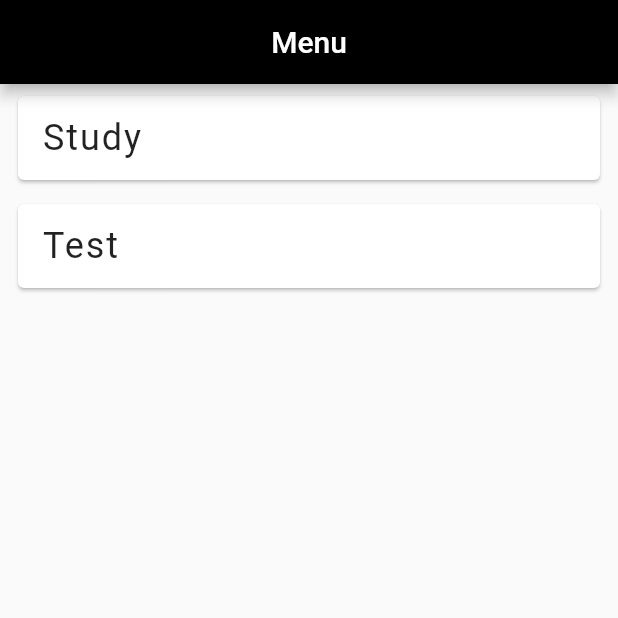
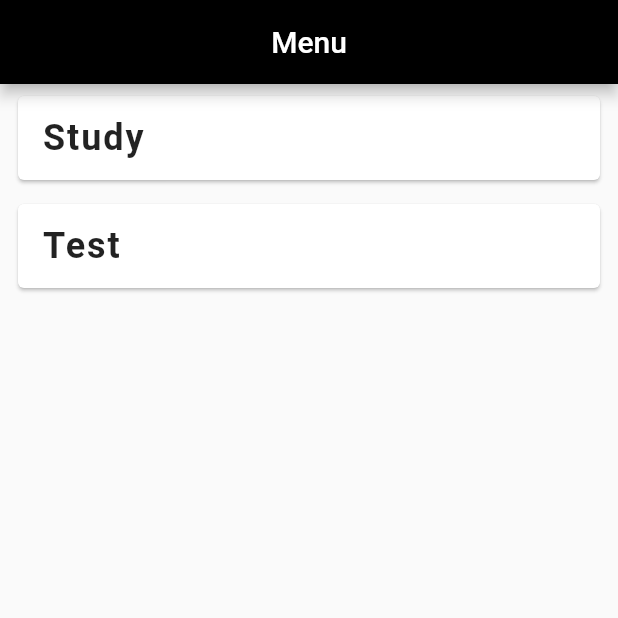
Before and after one commit to swornimbarahi/amino_cards, a Flutter app: the screen it shows after launch, on a phone screen of 412 x 824 dp, the top half of it. Run offline on Flutter 3.47's test engine with Material 2 defaults, Android fonts, the phone set to English and light mode, and no system bars; our stand-ins replace flutter_spinkit; Roboto replaces fonts that are missing (Montserrat-Medium).

Commit message:
Added fonts and added text theme to aoo

```diff
--- a/lib/main.dart
+++ b/lib/main.dart
@@ -2,12 +2,24 @@ import 'package:amino_cards/pages/loading.dart';
 import 'package:flutter/material.dart';
 import 'package:amino_cards/pages/home.dart';
 
-void main() => runApp(MaterialApp(
+void main() => runApp(App());
+
+class App extends StatelessWidget {
+  const App({Key key}) : super(key: key);
+
+  @override
+  Widget build(BuildContext context) {
+    return MaterialApp(
+        theme: ThemeData(
+            textTheme: Theme.of(context).textTheme.apply(
+                  fontFamily: 'Montserrat-Medium',
+                )),
         initialRoute: '/',
         routes: {
           '/': (context) => Loading(),
           '/home': (context) => Home(),
           // '/amino': (context) => Amino(),
           // '/test': (context) => Test(),
+        });
   }
-));
+}
--- a/lib/pages/home.dart
+++ b/lib/pages/home.dart
@@ -46,6 +46,7 @@ class _HomeState extends State<Home> {
                       style: TextStyle(
                         fontSize: 24.0,
                         letterSpacing: 1.3,
+                        fontWeight: FontWeight.bold,
                       ),
                     ),
                   )),
```
Also changed, not shown: pubspec.yaml (+6 -6 lines), fonts/Montserrat-Light.ttf (added), fonts/Montserrat-Medium.ttf (added). Lines whose indentation alone changed are shown as unchanged.
